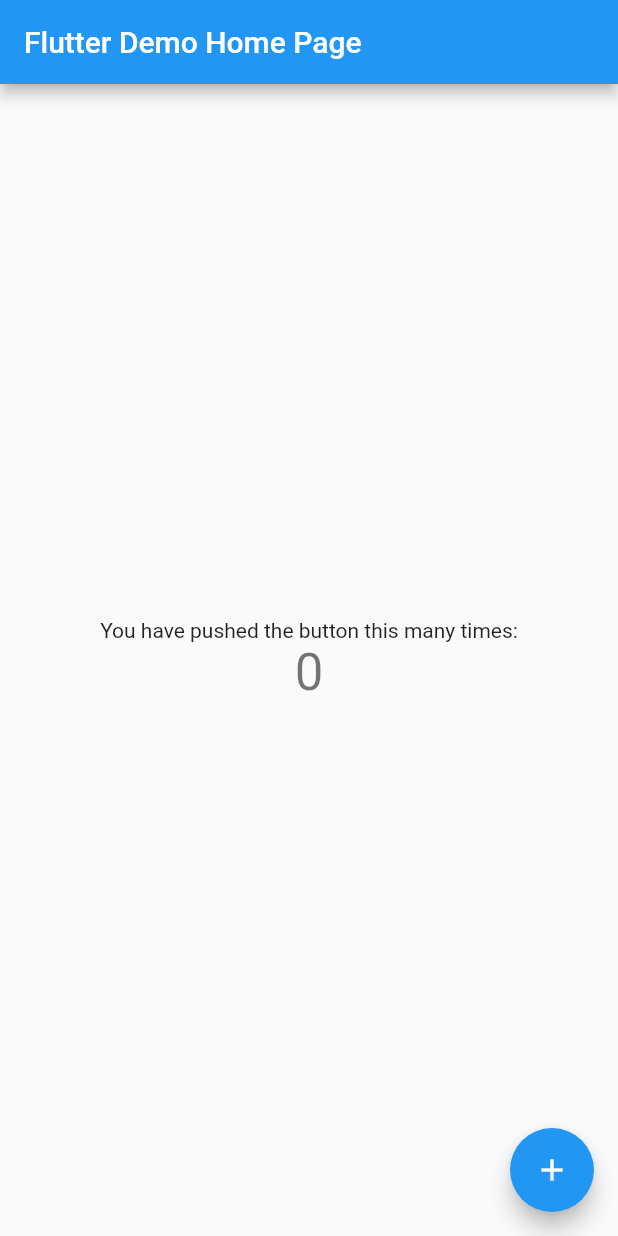
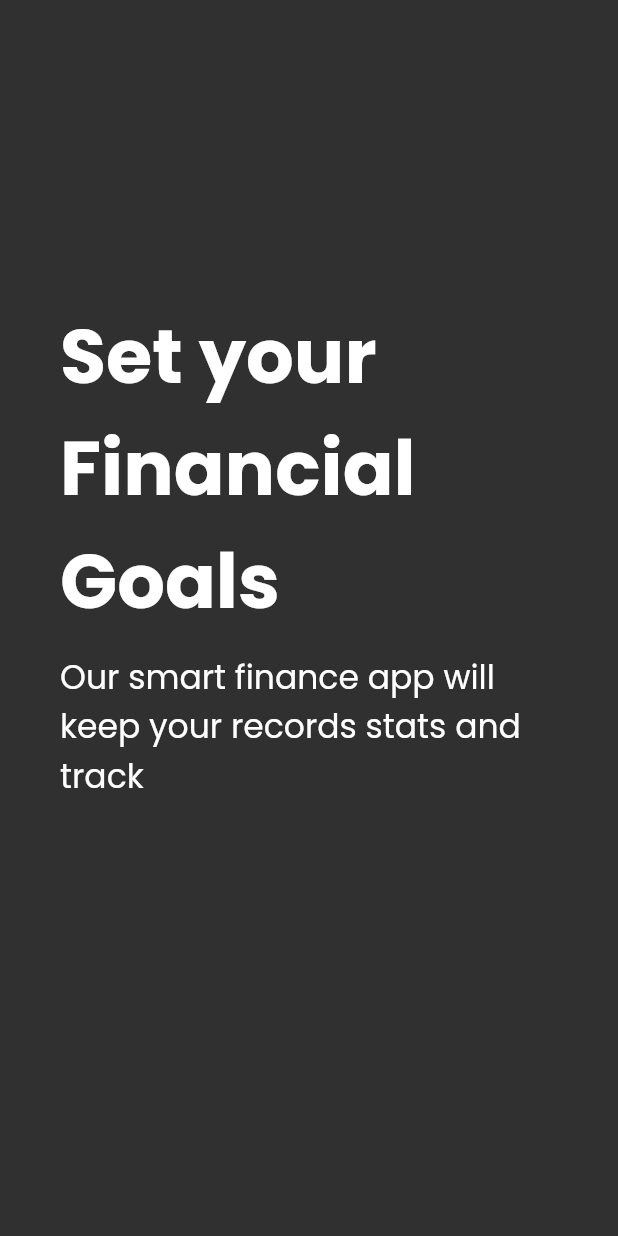
Before and after one commit to KeithAnnonMM/finance_app, a Flutter app: the first screen one second after launch, on a phone screen of 412 x 824 dp. Run offline on Flutter 3.47's test engine with Material 2 defaults, Android fonts, the phone set to English and light mode, and no system bars; our stand-ins replace google_fonts.

Commit message:
splashscreen and home

```diff
--- a/lib/main.dart
+++ b/lib/main.dart
@@ -1,3 +1,5 @@
+import 'package:finance_app/reusables/reusable_text.dart';
+import 'package:finance_app/screens/home.dart';
 import 'package:flutter/material.dart';
 
 void main() {
@@ -7,109 +9,64 @@ void main() {
 class MyApp extends StatelessWidget {
   const MyApp({super.key});
 
-  // This widget is the root of your application.
   @override
   Widget build(BuildContext context) {
     return MaterialApp(
-      title: 'Flutter Demo',
-      theme: ThemeData(
-        // This is the theme of your application.
-        //
-        // Try running your application with "flutter run". You'll see the
-        // application has a blue toolbar. Then, without quitting the app, try
-        // changing the primarySwatch below to Colors.green and then invoke
-        // "hot reload" (press "r" in the console where you ran "flutter run",
-        // or simply save your changes to "hot reload" in a Flutter IDE).
-        // Notice that the counter didn't reset back to zero; the application
-        // is not restarted.
-        primarySwatch: Colors.blue,
-      ),
-      home: const MyHomePage(title: 'Flutter Demo Home Page'),
+      debugShowCheckedModeBanner: false,
+      title: 'Finance App',
+      theme: ThemeData.dark(),
+      routes: {
+        '/home': (context) => const HomePage(),
+      },
+      home: const SplashScreen(),
     );
   }
 }
 
-class MyHomePage extends StatefulWidget {
-  const MyHomePage({super.key, required this.title});
-
-  // This widget is the home page of your application. It is stateful, meaning
-  // that it has a State object (defined below) that contains fields that affect
-  // how it looks.
-
-  // This class is the configuration for the state. It holds the values (in this
-  // case the title) provided by the parent (in this case the App widget) and
-  // used by the build method of the State. Fields in a Widget subclass are
-  // always marked "final".
-
-  final String title;
+class SplashScreen extends StatefulWidget {
+  const SplashScreen({super.key});
 
   @override
-  State<MyHomePage> createState() => _MyHomePageState();
+  State<SplashScreen> createState() => _SplashScreenState();
 }
 
-class _MyHomePageState extends State<MyHomePage> {
-  int _counter = 0;
-
-  void _incrementCounter() {
-    setState(() {
-      // This call to setState tells the Flutter framework that something has
-      // changed in this State, which causes it to rerun the build method below
-      // so that the display can reflect the updated values. If we changed
-      // _counter without calling setState(), then the build method would not be
-      // called again, and so nothing would appear to happen.
-      _counter++;
+class _SplashScreenState extends State<SplashScreen> {
+  void pendAction() {
+    Future.delayed(const Duration(seconds: 4), () {
+      Navigator.pushReplacementNamed(context, '/home');
     });
   }
 
   @override
+  void initState() {
+    pendAction();
+    super.initState();
+  }
+
+  @override
   Widget build(BuildContext context) {
-    // This method is rerun every time setState is called, for instance as done
-    // by the _incrementCounter method above.
-    //
-    // The Flutter framework has been optimized to make rerunning build methods
-    // fast, so that you can just rebuild anything that needs updating rather
-    // than having to individually change instances of widgets.
     return Scaffold(
-      appBar: AppBar(
-        // Here we take the value from the MyHomePage object that was created by
-        // the App.build method, and use it to set our appbar title.
-        title: Text(widget.title),
-      ),
-      body: Center(
-        // Center is a layout widget. It takes a single child and positions it
-        // in the middle of the parent.
+      body: Padding(
+        padding: const EdgeInsets.fromLTRB(40.0, 200, 40.0, 20.0),
         child: Column(
-          // Column is also a layout widget. It takes a list of children and
-          // arranges them vertically. By default, it sizes itself to fit its
-          // children horizontally, and tries to be as tall as its parent.
-          //
-          // Invoke "debug painting" (press "p" in the console, choose the
-          // "Toggle Debug Paint" action from the Flutter Inspector in Android
-          // Studio, or the "Toggle Debug Paint" command in Visual Studio Code)
-          // to see the wireframe for each widget.
-          //
-          // Column has various properties to control how it sizes itself and
-          // how it positions its children. Here we use mainAxisAlignment to
-          // center the children vertically; the main axis here is the vertical
-          // axis because Columns are vertical (the cross axis would be
-          // horizontal).
-          mainAxisAlignment: MainAxisAlignment.center,
-          children: <Widget>[
-            const Text(
-              'You have pushed the button this many times:',
+          children: [
+            textWidget(
+              text: "Set your Financial Goals",
+              size: 50,
+              color: Colors.white,
+              isHead: true,
             ),
-            Text(
-              '$_counter',
-              style: Theme.of(context).textTheme.headline4,
-            ),
+            const SizedBox(height: 10),
+            textWidget(
+              text:
+                  "Our smart finance app will keep your records stats and track",
+              color: Colors.white,
+              size: 22,
+              isHead: false,
+            )
           ],
         ),
       ),
-      floatingActionButton: FloatingActionButton(
-        onPressed: _incrementCounter,
-        tooltip: 'Increment',
-        child: const Icon(Icons.add),
-      ), // This trailing comma makes auto-formatting nicer for build methods.
     );
   }
 }
--- /dev/null
+++ b/lib/reusables/reusable_text.dart
@@ -0,0 +1,16 @@
+import 'package:flutter/material.dart';
+import 'package:google_fonts/google_fonts.dart';
+
+Text textWidget(
+        {required String text,
+        required Color color,
+        required double size,
+        required bool isHead}) =>
+    Text(
+      text,
+      style: GoogleFonts.poppins(
+        fontSize: size,
+        color: color,
+        fontWeight: isHead ? FontWeight.bold : FontWeight.normal,
+      ),
+    );
--- /dev/null
+++ b/lib/screens/home.dart
@@ -0,0 +1,21 @@
+import 'package:flutter/material.dart';
+
+class HomePage extends StatelessWidget {
+  const HomePage({super.key});
+
+  @override
+  Widget build(BuildContext context) {
+    return Scaffold(
+      body: Padding(
+        padding: const EdgeInsets.fromLTRB(20.0, 40, 20.0, 20.0),
+        child: Column(
+          children: [
+            Row(
+              children: const [Icon(Icons.ad_units)],
+            )
+          ],
+        ),
+      ),
+    );
+  }
+}
--- a/pubspec.yaml
+++ b/pubspec.yaml
@@ -36,6 +36,7 @@ dependencies:
   # The following adds the Cupertino Icons font to your application.
   # Use with the CupertinoIcons class for iOS style icons.
   cupertino_icons: ^1.0.2
+  google_fonts: ^4.0.1
 
 dev_dependencies:
   flutter_test:
@@ -60,9 +61,8 @@ flutter:
   uses-material-design: true
 
   # To add assets to your application, add an assets section, like this:
-  # assets:
-  #   - images/a_dot_burr.jpeg
-  #   - images/a_dot_ham.jpeg
+  assets:
+    - assets/
 
   # An image asset can refer to one or more resolution-specific "variants", see
   # https://flutter.dev/assets-and-images/#resolution-aware
```
Also changed, not shown: pubspec.lock, 2 other files.
